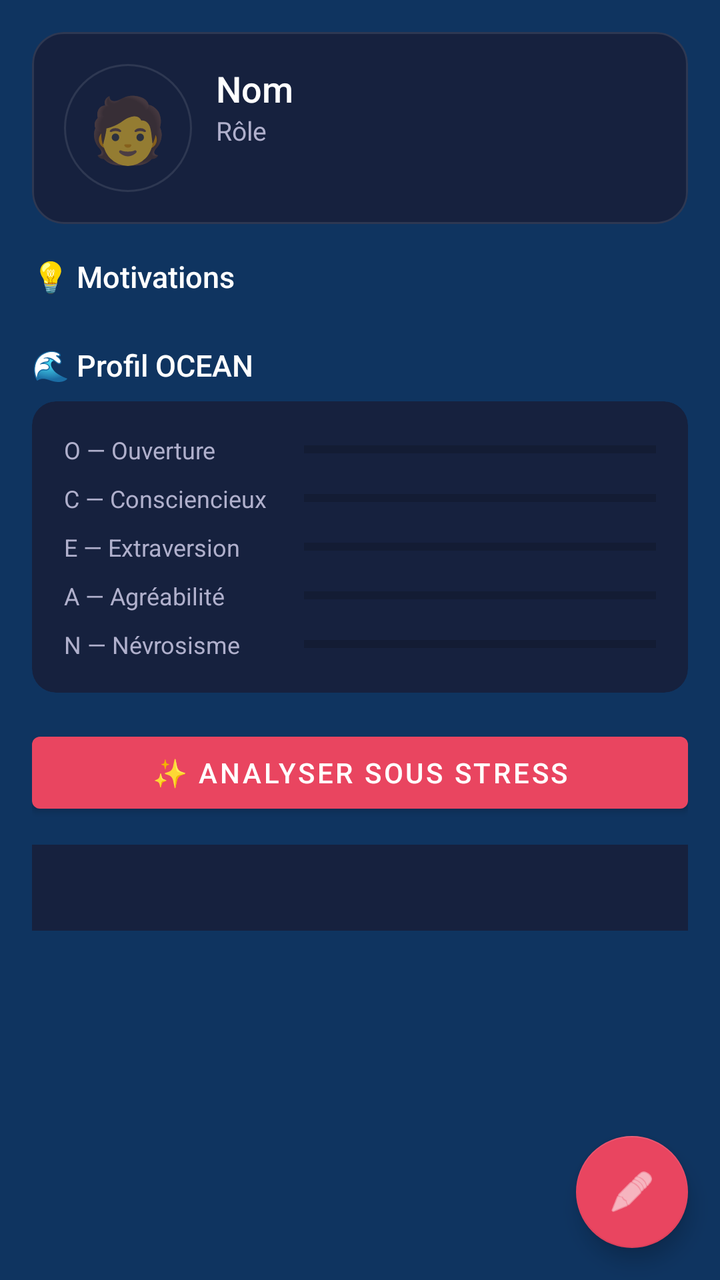
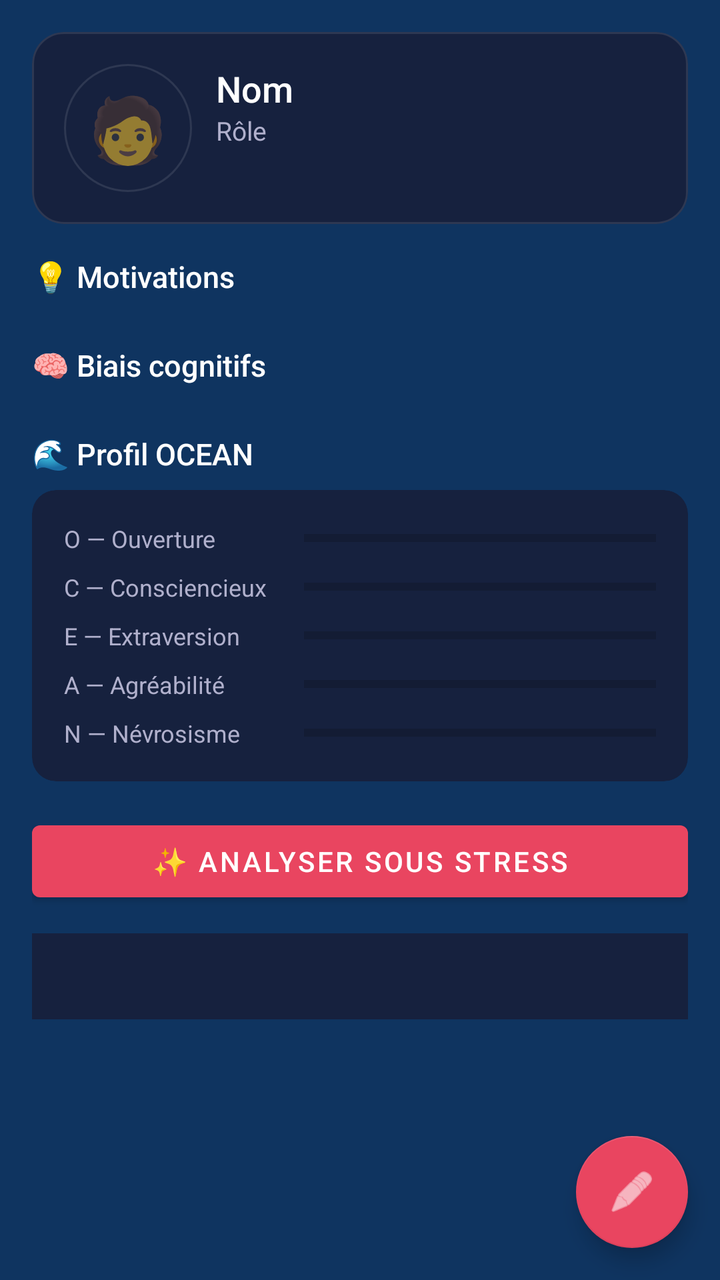

The first picture is an Android layout as it rendered before a commit; the second is the same layout after the commit. The layout source and the unified diff follow.
<!-- AndroidManifest.xml: application theme Theme.PeopleModeler -->
<!-- res/layout/fragment_person_detail.xml -->
<?xml version="1.0" encoding="utf-8"?>
<androidx.coordinatorlayout.widget.CoordinatorLayout
    xmlns:android="http://schemas.android.com/apk/res/android"
    xmlns:app="http://schemas.android.com/apk/res-auto"
    android:layout_width="match_parent"
    android:layout_height="match_parent"
    android:background="@color/colorBackground">

    <ScrollView
        android:layout_width="match_parent"
        android:layout_height="match_parent"
        android:clipToPadding="false"
        android:paddingBottom="80dp">

        <LinearLayout
            android:layout_width="match_parent"
            android:layout_height="wrap_content"
            android:orientation="vertical"
            android:padding="16dp">

            
            <com.google.android.material.card.MaterialCardView
                android:layout_width="match_parent"
                android:layout_height="wrap_content"
                android:layout_marginBottom="16dp"
                app:cardBackgroundColor="@color/colorCardBackground"
                app:cardCornerRadius="16dp"
                app:cardElevation="0dp"
                app:strokeColor="#1AFFFFFF"
                app:strokeWidth="1dp">

                <LinearLayout
                    android:layout_width="match_parent"
                    android:layout_height="wrap_content"
                    android:orientation="horizontal"
                    android:padding="16dp">

                    <TextView
                        android:id="@+id/textPersonAvatar"
                        android:layout_width="64dp"
                        android:layout_height="64dp"
                        android:text="🧑"
                        android:textSize="32sp"
                        android:gravity="center"
                        android:background="@drawable/avatar_background"/>

                    <LinearLayout
                        android:layout_width="match_parent"
                        android:layout_height="wrap_content"
                        android:orientation="vertical"
                        android:layout_marginStart="12dp">

                        <TextView
                            android:id="@+id/textPersonName"
                            android:layout_width="wrap_content"
                            android:layout_height="wrap_content"
                            android:text="Nom"
                            android:textColor="@color/colorText"
                            android:textSize="18sp"
                            android:fontFamily="sans-serif-medium"/>

                        <TextView
                            android:id="@+id/textPersonRole"
                            android:layout_width="wrap_content"
                            android:layout_height="wrap_content"
                            android:text="Rôle"
                            android:textColor="@color/colorTextSecondary"
                            android:textSize="13sp"/>

                        <com.google.android.material.chip.ChipGroup
                            android:id="@+id/chipGroupTags"
                            android:layout_width="match_parent"
                            android:layout_height="wrap_content"
                            android:layout_marginTop="4dp"/>

                    </LinearLayout>
                </LinearLayout>
            </com.google.android.material.card.MaterialCardView>

            
            <TextView
                android:layout_width="wrap_content"
                android:layout_height="wrap_content"
                android:text="💡 Motivations"
                android:textColor="@color/colorText"
                android:textSize="15sp"
                android:fontFamily="sans-serif-medium"
                android:layout_marginBottom="8dp"/>

            <LinearLayout
                android:id="@+id/listMotivations"
                android:layout_width="match_parent"
                android:layout_height="wrap_content"
                android:orientation="vertical"
                android:layout_marginBottom="16dp"/>

            
            <TextView
                android:layout_width="wrap_content"
                android:layout_height="wrap_content"
                android:text="🌊 Profil OCEAN"
                android:textColor="@color/colorText"
                android:textSize="15sp"
                android:fontFamily="sans-serif-medium"
                android:layout_marginBottom="8dp"/>

            <com.google.android.material.card.MaterialCardView
                android:layout_width="match_parent"
                android:layout_height="wrap_content"
                android:layout_marginBottom="16dp"
                app:cardBackgroundColor="@color/colorCardBackground"
                app:cardCornerRadius="12dp"
                app:cardElevation="0dp">

                <LinearLayout
                    android:layout_width="match_parent"
                    android:layout_height="wrap_content"
                    android:orientation="vertical"
                    android:padding="16dp">

                    <LinearLayout android:layout_width="match_parent" android:layout_height="wrap_content" android:orientation="horizontal" android:layout_marginBottom="8dp">
                        <TextView android:layout_width="120dp" android:layout_height="wrap_content" android:text="O — Ouverture" android:textColor="@color/colorTextSecondary" android:textSize="12sp"/>
                        <ProgressBar android:id="@+id/barO" style="@style/Widget.AppCompat.ProgressBar.Horizontal" android:layout_width="0dp" android:layout_height="6dp" android:layout_weight="1" android:layout_gravity="center_vertical" android:progressTint="@color/colorMotivation"/>
                    </LinearLayout>
                    <LinearLayout android:layout_width="match_parent" android:layout_height="wrap_content" android:orientation="horizontal" android:layout_marginBottom="8dp">
                        <TextView android:layout_width="120dp" android:layout_height="wrap_content" android:text="C — Consciencieux" android:textColor="@color/colorTextSecondary" android:textSize="12sp"/>
                        <ProgressBar android:id="@+id/barC" style="@style/Widget.AppCompat.ProgressBar.Horizontal" android:layout_width="0dp" android:layout_height="6dp" android:layout_weight="1" android:layout_gravity="center_vertical" android:progressTint="@color/colorMotivation"/>
                    </LinearLayout>
                    <LinearLayout android:layout_width="match_parent" android:layout_height="wrap_content" android:orientation="horizontal" android:layout_marginBottom="8dp">
                        <TextView android:layout_width="120dp" android:layout_height="wrap_content" android:text="E — Extraversion" android:textColor="@color/colorTextSecondary" android:textSize="12sp"/>
                        <ProgressBar android:id="@+id/barE" style="@style/Widget.AppCompat.ProgressBar.Horizontal" android:layout_width="0dp" android:layout_height="6dp" android:layout_weight="1" android:layout_gravity="center_vertical" android:progressTint="@color/colorMotivation"/>
                    </LinearLayout>
                    <LinearLayout android:layout_width="match_parent" android:layout_height="wrap_content" android:orientation="horizontal" android:layout_marginBottom="8dp">
                        <TextView android:layout_width="120dp" android:layout_height="wrap_content" android:text="A — Agréabilité" android:textColor="@color/colorTextSecondary" android:textSize="12sp"/>
                        <ProgressBar android:id="@+id/barA" style="@style/Widget.AppCompat.ProgressBar.Horizontal" android:layout_width="0dp" android:layout_height="6dp" android:layout_weight="1" android:layout_gravity="center_vertical" android:progressTint="@color/colorMotivation"/>
                    </LinearLayout>
                    <LinearLayout android:layout_width="match_parent" android:layout_height="wrap_content" android:orientation="horizontal">
                        <TextView android:layout_width="120dp" android:layout_height="wrap_content" android:text="N — Névrosisme" android:textColor="@color/colorTextSecondary" android:textSize="12sp"/>
                        <ProgressBar android:id="@+id/barN" style="@style/Widget.AppCompat.ProgressBar.Horizontal" android:layout_width="0dp" android:layout_height="6dp" android:layout_weight="1" android:layout_gravity="center_vertical" android:progressTint="@color/colorBias"/>
                    </LinearLayout>

                </LinearLayout>
            </com.google.android.material.card.MaterialCardView>

            
            <com.google.android.material.button.MaterialButton
                android:id="@+id/btnShowInsight"
                android:layout_width="match_parent"
                android:layout_height="wrap_content"
                android:text="✨ Analyser sous stress"
                android:layout_marginBottom="12dp"
                app:backgroundTint="@color/colorSecondary"/>

            <TextView
                android:id="@+id/textInsightOutput"
                android:layout_width="match_parent"
                android:layout_height="wrap_content"
                android:text=""
                android:textColor="@color/colorTextSecondary"
                android:textSize="14sp"
                android:padding="12dp"
                android:background="@color/colorCardBackground"
                android:lineSpacingMultiplier="1.5"/>

        </LinearLayout>
    </ScrollView>

    <com.google.android.material.floatingactionbutton.FloatingActionButton
        android:id="@+id/fabEdit"
        android:layout_width="wrap_content"
        android:layout_height="wrap_content"
        android:layout_gravity="bottom|end"
        android:layout_margin="16dp"
        android:src="@android:drawable/ic_menu_edit"
        app:backgroundTint="@color/colorSecondary"
        app:tint="@android:color/white"/>

</androidx.coordinatorlayout.widget.CoordinatorLayout>
<!-- resources referenced by this layout -->
<resources>
  <color name="colorBackground">#0F3460</color>
  <color name="colorBias">#E94560</color>
  <color name="colorCardBackground">#16213E</color>
  <color name="colorMotivation">#00D4AA</color>
  <color name="colorSecondary">#E94560</color>
  <color name="colorText">#FFFFFF</color>
  <color name="colorTextSecondary">#B0B0CC</color>
  <!-- drawable avatar_background (drawable) -->
  <?xml version="1.0" encoding="utf-8"?>
  <shape xmlns:android="http://schemas.android.com/apk/res/android"
      android:shape="oval">
      <solid android:color="@color/colorCardBackground" />
      <stroke android:width="1dp" android:color="#1AFFFFFF" />
  </shape>
  <style name="Theme.PeopleModeler" parent="Theme.MaterialComponents.DayNight.NoActionBar">
          <item name="colorPrimary">@color/colorPrimary</item>
          <item name="colorPrimaryVariant">@color/colorPrimaryVariant</item>
          <item name="colorOnPrimary">@color/colorOnPrimary</item>
          <item name="colorSecondary">@color/colorSecondary</item>
          <item name="colorOnSecondary">@color/colorOnSecondary</item>
          <item name="android:colorBackground">@color/colorBackground</item>
          <item name="colorSurface">@color/colorSurface</item>
          <item name="android:windowLightStatusBar">false</item>
          <item name="android:statusBarColor">@color/colorPrimary</item>
      </style>
  <color name="colorPrimary">#1A1A2E</color>
  <color name="colorPrimaryVariant">#16213E</color>
  <color name="colorOnPrimary">#FFFFFF</color>
  <color name="colorOnSecondary">#FFFFFF</color>
  <color name="colorSurface">#1A1A2E</color>
</resources>

<!-- the commit's change to res/layout/fragment_person_detail.xml (unified diff, before → after) -->
@@ -98,6 +98,23 @@
             <TextView
                 android:layout_width="wrap_content"
                 android:layout_height="wrap_content"
+                android:text="🧠 Biais cognitifs"
+                android:textColor="@color/colorText"
+                android:textSize="15sp"
+                android:fontFamily="sans-serif-medium"
+                android:layout_marginBottom="8dp"/>
+
+            <LinearLayout
+                android:id="@+id/listBiases"
+                android:layout_width="match_parent"
+                android:layout_height="wrap_content"
+                android:orientation="vertical"
+                android:layout_marginBottom="16dp"/>
+
+            
+            <TextView
+                android:layout_width="wrap_content"
+                android:layout_height="wrap_content"
                 android:text="🌊 Profil OCEAN"
                 android:textColor="@color/colorText"
                 android:textSize="15sp"
